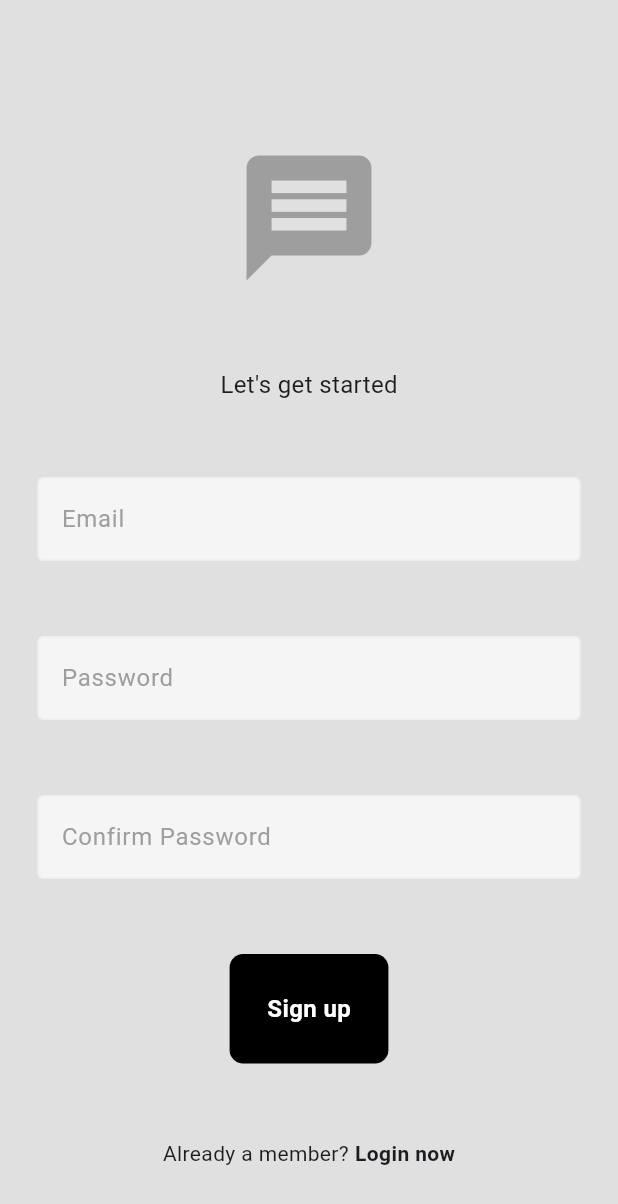
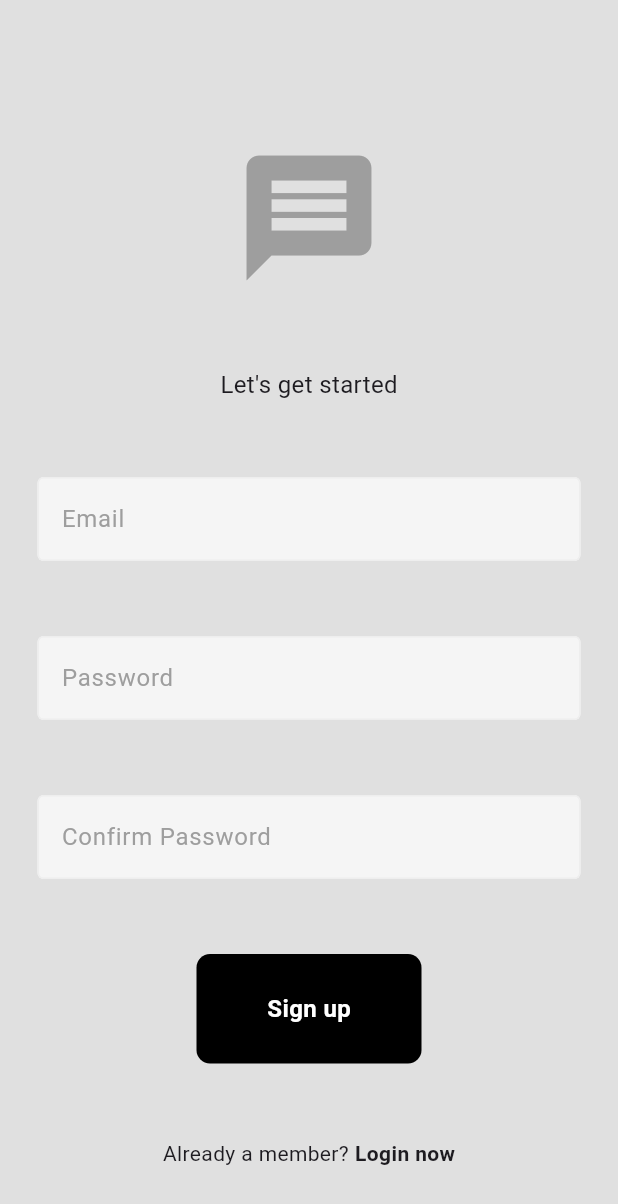
Before and after one commit to broken555wheel/messengerapp, a Flutter app: the screen it shows after launch, after a tap on "Register now", on a phone screen of 412 x 824 dp. Shown: the top 1204 px of the screen. Run offline on Flutter 3.47's test engine with Material 3 defaults, Android fonts, the phone set to English and light mode, and no system bars; our stand-ins replace cloud_firestore, firebase_auth, firebase_core; accounts and stored records are empty; network calls fail.

Commit message:
modified the sign up and register pages to prevent the overflow error, refactored the custom 'button' to have a max, min width and resized it for aesthetics

```diff
--- a/lib/components/my_button.dart
+++ b/lib/components/my_button.dart
@@ -14,19 +14,26 @@
     return GestureDetector(
         onTap: onTap,
         child: Container(
+          constraints: const BoxConstraints(
+            minWidth: 150,
+            maxWidth: 250,
+          ),
           padding: const EdgeInsets.all(25),
           decoration: BoxDecoration(
             color: Colors.black,
             borderRadius: BorderRadius.circular(9),
-            shape: BoxShape.rectangle,
           ),
-          child:Text(
+          child:Center(
+            widthFactor: 1,
+            child: Text(
               text,
               style: const TextStyle(
                 color: Colors.white,
                 fontWeight: FontWeight.bold,
                 fontSize: 16,
+
               )
+            ),
           ),
         ),
       );
--- a/lib/pages/home_page.dart
+++ b/lib/pages/home_page.dart
@@ -44,8 +44,8 @@
         }
 
         return ListView(
-          children: snapshot.data!.docs
-              .map<Widget>((doc) => _buildUserListItem(doc))
+          children: snapshot.data!.docs  // provides a list of documents from the Firestore collection.
+              .map<Widget>((doc) => _buildUserListItem(doc))  // maps each document to a widget
               .toList(),
         );
       },
--- a/lib/pages/login_page.dart
+++ b/lib/pages/login_page.dart
@@ -20,9 +20,10 @@
     final authService = Provider.of<AuthService>(context, listen: false);
 
     try {
-      await authService.singInWithEmailandPassword(
+      await authService.signInWithEmailandPassword(
           emailController.text, passwordController.text);
-    } catch (e) {
+    }
+    catch (e) {
       ScaffoldMessenger.of(context).showSnackBar(
         SnackBar(
           content: Text(
@@ -41,17 +42,19 @@
           child: Center(
             child: Padding(
               padding: const EdgeInsets.symmetric(horizontal: 25.0),
+              child: SingleChildScrollView(
+                physics: const BouncingScrollPhysics(),
                 child: Column(
                   mainAxisAlignment: MainAxisAlignment.center,
                   children: [
                     const SizedBox(height: 50),
-                  Icon(
+                    const Icon(
                       Icons.message,
                       size: 100,
                       color: Colors.grey,
                     ),
                     const SizedBox(height: 50),
-                  Text(
+                    const Text(
                       "Welcome back you have been missed",
                       style: TextStyle(
                         fontSize: 16,
@@ -87,6 +90,8 @@
                 ),
               ),
             ),
-        ));
+          ),
+        ),
+    );
   }
 }
--- a/lib/pages/register_page.dart
+++ b/lib/pages/register_page.dart
@@ -51,6 +51,8 @@
           child: Center(
             child: Padding(
               padding: const EdgeInsets.symmetric(horizontal: 25.0),
+              child: SingleChildScrollView(
+                physics: const BouncingScrollPhysics(),
                 child: Column(
                   mainAxisAlignment: MainAxisAlignment.center,
                   children: [
@@ -102,6 +104,7 @@
                 ),
               ),
             ),
+          ),
         ));
   }
 }
--- a/lib/services/auth/auth_service.dart
+++ b/lib/services/auth/auth_service.dart
@@ -9,7 +9,7 @@
   // instance of firesotre
   final FirebaseFirestore _fireStore = FirebaseFirestore.instance;
   // sign user in
-  Future<UserCredential> singInWithEmailandPassword(
+  Future<UserCredential> signInWithEmailandPassword(
       String email, String password) async {
     try {
       // sign in
```
Also changed, not shown: pubspec.yaml (+2 -69 lines), pubspec.lock. Lines whose indentation alone changed are shown as unchanged.
